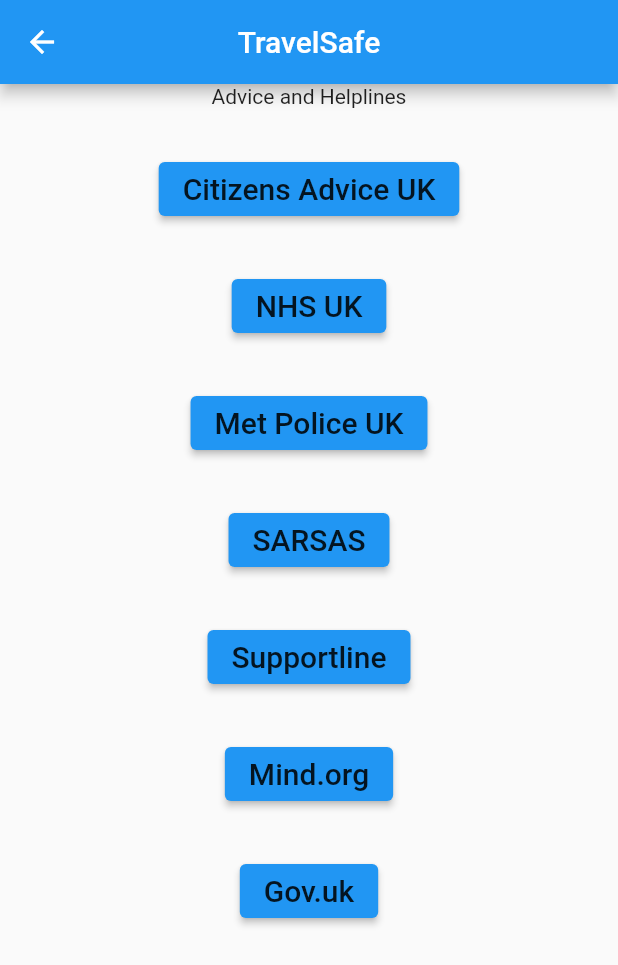
After one commit to rminchin/travelsafe_code, a Flutter app: the Settings screen opened directly, after a tap on "Advice and helplines", on a phone screen of 412 x 824 dp. The commit adds this screen. Shown: the top 965 px of the screen. Run offline on Flutter 3.47's test engine with Material 2 defaults, Android fonts, the phone set to English and light mode, and no system bars; our stand-ins replace badges, cloud_firestore, firebase_core, google_maps_flutter, intl_phone_number_input, location and 2 more; missing offline and left inert: onesignal_flutter; accounts and stored records are empty.

Commit message:
*added advice section in settings to give useful links and resources

```diff
--- a/lib/chat/chat_general_screen.dart
+++ b/lib/chat/chat_general_screen.dart
@@ -162,8 +162,7 @@ class ChatScreenState extends State<ChatScreen> {
                         ? ListView.builder(
                             itemCount: _results.length * 2,
                             padding: const EdgeInsets.all(16),
-                                  itemBuilder: (context, index) =>
-                                      _buildItem(index))
+                            itemBuilder: (context, index) => _buildItem(index))
                         : _conversations.isNotEmpty
                             ? ListView.builder(
                                 itemCount: _conversations.length * 2,
@@ -172,8 +171,7 @@ class ChatScreenState extends State<ChatScreen> {
                                     _buildItem(index))
                             : _controllerSearchbar.text.isEmpty
                                 ? const Text('No conversations found')
-                                      : const Text(
-                                          'No matching conversations found'),
+                                : const Text('No matching conversations found'),
                   )
                 ]),
           ),
--- a/lib/screens/homepage.dart
+++ b/lib/screens/homepage.dart
@@ -218,7 +218,7 @@ class HomePageState extends State<HomePage>
         await DatabaseHelper.checkStreamingFirebase(globals.user.username);
     if (_streaming) {
       List<Map<String, dynamic>> viewers =
-      await DatabaseHelper.getViewersFirebase(globals.user.username);
+          await DatabaseHelper.getViewersFirebase(globals.user.username);
       if (viewers.length != globals.viewers.length) {
         if (viewers.length > globals.viewers.length) {
           for (Map<String, dynamic> m in viewers) {
--- /dev/null
+++ b/lib/settings/advice_and_helplines.dart
@@ -0,0 +1,99 @@
+import '../screens/homepage.dart';
+
+import 'package:flutter/material.dart';
+import 'package:url_launcher/url_launcher.dart';
+
+class AdviceAndHelplines extends StatefulWidget {
+  const AdviceAndHelplines({Key? key}) : super(key: key);
+
+  @override
+  AdviceState createState() => AdviceState();
+}
+
+class AdviceState extends State<AdviceAndHelplines> {
+  @override
+  void initState() {
+    super.initState();
+    initializePreference().whenComplete(() {
+      setState(() {});
+    });
+  }
+
+  Future<void> initializePreference() async {}
+
+  void _launchSite(String url) async {
+    final Uri launchUri = Uri(
+      scheme: 'https',
+      path: url,
+    );
+    await launchUrl(launchUri);
+  }
+
+  void _backScreen() {
+    Navigator.pushAndRemoveUntil<void>(
+      context,
+      MaterialPageRoute<void>(
+          builder: (BuildContext context) => const HomePage(tab: 4)),
+      ModalRoute.withName('/'),
+    );
+  }
+
+  @override
+  Widget build(BuildContext context) {
+    return Scaffold(
+        appBar: AppBar(
+            centerTitle: true,
+            title: const Text("TravelSafe"),
+            leading: BackButton(
+              color: Colors.white,
+              onPressed: _backScreen,
+            )),
+        body: Center(
+          child: Column(children: [
+            const Text('Advice and Helplines'),
+            const SizedBox(height: 30),
+            ElevatedButton(
+                onPressed: () => _launchSite(
+                    "www.citizensadvice.org.uk/family/gender-violence/rape-and-sexual-assault/"),
+                child: Text('Citizens Advice UK',
+                    style: Theme.of(context).textTheme.headline6)),
+            const SizedBox(height: 30),
+            ElevatedButton(
+                onPressed: () => _launchSite(
+                    "www.nhs.uk/live-well/sexual-health/help-after-rape-and-sexual-assault/"),
+                child: Text('NHS UK',
+                    style: Theme.of(context).textTheme.headline6)),
+            const SizedBox(height: 30),
+            ElevatedButton(
+                onPressed: () => _launchSite(
+                    "www.met.police.uk/advice/advice-and-information/rsa/rape-and-sexual-assault/what-happens-after-you-report-rape-or-sexual-assault/"),
+                child: Text('Met Police UK',
+                    style: Theme.of(context).textTheme.headline6)),
+            const SizedBox(height: 30),
+            ElevatedButton(
+                onPressed: () =>
+                    _launchSite("www.sarsas.org.uk/have-i-been-raped/"),
+                child: Text('SARSAS',
+                    style: Theme.of(context).textTheme.headline6)),
+            const SizedBox(height: 30),
+            ElevatedButton(
+                onPressed: () => _launchSite(
+                    "www.supportline.org.uk/problems/rape-and-sexual-assault/"),
+                child: Text('Supportline',
+                    style: Theme.of(context).textTheme.headline6)),
+            const SizedBox(height: 30),
+            ElevatedButton(
+                onPressed: () => _launchSite(
+                    "www.mind.org.uk/information-support/guides-to-support-and-services/abuse/"),
+                child: Text('Mind.org',
+                    style: Theme.of(context).textTheme.headline6)),
+            const SizedBox(height: 30),
+            ElevatedButton(
+                onPressed: () =>
+                    _launchSite("sexualabusesupport.campaign.gov.uk/"),
+                child: Text('Gov.uk',
+                    style: Theme.of(context).textTheme.headline6)),
+          ]),
+        ));
+  }
+}
--- a/lib/settings/settings.dart
+++ b/lib/settings/settings.dart
@@ -1,3 +1,4 @@
+import 'advice_and_helplines.dart';
 import 'change_user_details.dart';
 import 'delete_user.dart';
 
@@ -68,6 +69,13 @@ class SettingsState extends State<Settings> {
             builder: (BuildContext context) => const DeleteUser()));
   }
 
+  void _advice() async {
+    Navigator.push<void>(
+        context,
+        MaterialPageRoute<void>(
+            builder: (BuildContext context) => const AdviceAndHelplines()));
+  }
+
   updateUserAutoLogin() async {
     if (_value) {
       _preferences?.setString('username', globals.user.username);
@@ -99,6 +107,13 @@ class SettingsState extends State<Settings> {
         ),
         const SizedBox(height: 30),
         ElevatedButton(
+            onPressed: _advice,
+            child: Text(
+              'Advice and helplines',
+              style: Theme.of(context).textTheme.headline6,
+            )),
+        const SizedBox(height: 30),
+        ElevatedButton(
             onPressed: _check ? null : _changeUserDetails,
             child: Text(
               'Change User Details',
```
Also changed, not shown: lib/chat/chat_user.dart (+4 -4 lines), lib/maps/map.dart (+4 -4 lines). Lines whose indentation alone changed are shown as unchanged.
